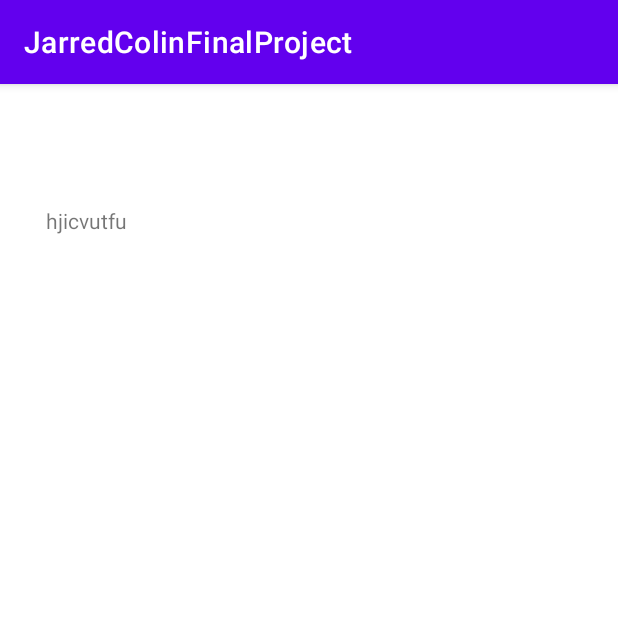
After one commit to ColinJBest/MLKit-Spotify-Artist-Name-Scanner, an Android app: the ArtistInformationActivity screen opened directly, with no data from a screen before it, on a phone screen of 412 x 824 dp, the top half of it. The commit adds this screen. Run offline under Robolectric (Android 15) with nearby library versions, the phone set to English and light mode, and no system bars; libraries missing offline, so code that uses them is left out: com.google.mlkit.vision, com.pghaz.spotify, io.github.kaaes.spotify, net.openid.appauth; 7 statements that could not run were skipped.

```diff
--- /dev/null
+++ b/app/src/main/res/layout/activity_artist_information.xml
@@ -0,0 +1,18 @@
+<?xml version="1.0" encoding="utf-8"?>
+<androidx.constraintlayout.widget.ConstraintLayout xmlns:android="http://schemas.android.com/apk/res/android"
+    xmlns:app="http://schemas.android.com/apk/res-auto"
+    xmlns:tools="http://schemas.android.com/tools"
+    android:layout_width="match_parent"
+    android:layout_height="match_parent"
+    tools:context=".ArtistInformationActivity">
+
+    <TextView
+        android:id="@+id/txtArtistInfo"
+        android:layout_width="351dp"
+        android:layout_height="606dp"
+        android:text="hjicvutfu"
+        app:layout_constraintBottom_toBottomOf="parent"
+        app:layout_constraintEnd_toEndOf="parent"
+        app:layout_constraintStart_toStartOf="parent"
+        app:layout_constraintTop_toTopOf="parent" />
+</androidx.constraintlayout.widget.ConstraintLayout>
```
Also changed, not shown: app/build.gradle (+7 -1 lines), app/src/main/AndroidManifest.xml (+5 -3 lines), app/src/main/java/com/example/cbest/jarredcolinfinalproject/ArtistInformationActivity.kt (added, +112 -0 lines), app/src/main/java/com/example/cbest/jarredcolinfinalproject/MainActivity.kt (+11 -5 lines).
